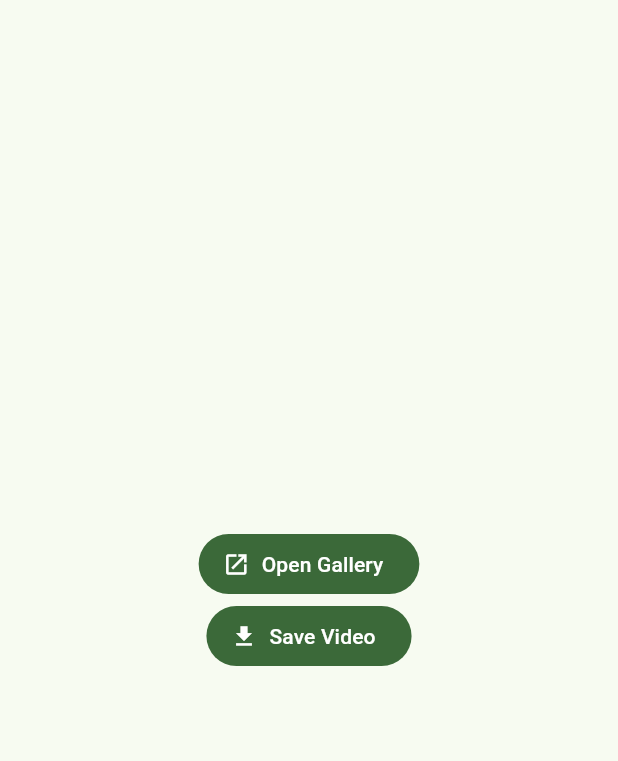
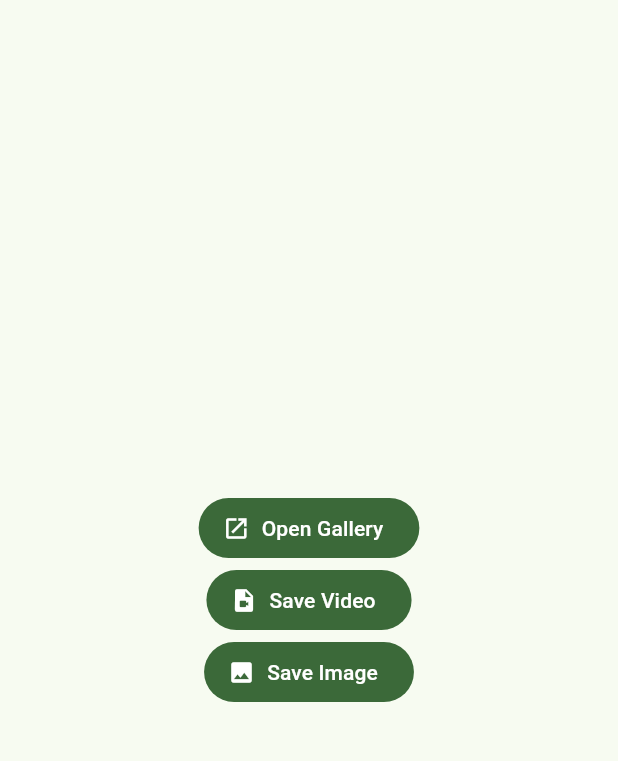
Before and after one commit to natsuk4ze/gal, a Flutter app: the screen it shows after launch, after a tap on "Save Video", on a phone screen of 412 x 824 dp, the part 60-821 px from its top. Run offline on Flutter 3.47's test engine with Material 2 defaults, Android fonts, the phone set to English and light mode, and no system bars; our stand-ins replace plugin_platform_interface; missing offline and left inert: android_intent_plus.

Commit message:
Add iOS putImage()

```diff
--- a/example/lib/main.dart
+++ b/example/lib/main.dart
@@ -37,18 +37,16 @@ class App extends StatelessWidget {
                 icon: const Icon(Icons.open_in_new),
               ),
               FilledButton.icon(
-                onPressed: () async {
-                  final byteData = await rootBundle.load('assets/done.mp4');
-                  final file =
-                      await File('${Directory.systemTemp.path}/done.mp4')
-                          .create();
-                  await file.writeAsBytes(byteData.buffer.asUint8List(
-                      byteData.offsetInBytes, byteData.lengthInBytes));
-
-                  await Gal.putVideo(file.path);
-                },
+                onPressed: () async =>
+                    Gal.putVideo(await getFilePath('assets/done.mp4')),
                 label: const Text('Save Video'),
-                icon: const Icon(Icons.download),
+                icon: const Icon(Icons.video_file),
+              ),
+              FilledButton.icon(
+                onPressed: () async =>
+                    Gal.putImage(await getFilePath('assets/done.jpg')),
+                label: const Text('Save Image'),
+                icon: const Icon(Icons.image),
               ),
             ],
           ),
@@ -56,4 +54,14 @@ class App extends StatelessWidget {
       ),
     );
   }
+
+  Future<String> getFilePath(String path) async {
+    final byteData = await rootBundle.load(path);
+    final file = await File(
+            '${Directory.systemTemp.path}${path.replaceAll('assets', '')}')
+        .create();
+    await file.writeAsBytes(byteData.buffer
+        .asUint8List(byteData.offsetInBytes, byteData.lengthInBytes));
+    return file.path;
+  }
 }
--- a/lib/gal.dart
+++ b/lib/gal.dart
@@ -14,6 +14,12 @@ class Gal {
   /// not supported [Uri] or something.
   static Future<void> putVideo(String path) async => GalPlatform.instance.putVideo(path);
 
+
+  /// Save image to native gallery app
+  /// [path] is local path.
+  /// not supported [Uri] or something.
+  static Future<void> putImage(String path) async => GalPlatform.instance.putImage(path);
+
   /// Open "iOS Photos" when iOS, "Google Photos" when Android.
   /// iOS is depends on [url_launcher], Android depends on [android_intent_plus].
   static Future<void> open() async => Platform.isIOS
--- a/lib/gal_method_channel.dart
+++ b/lib/gal_method_channel.dart
@@ -12,4 +12,9 @@ class MethodChannelGal extends GalPlatform {
   @override
   Future<void> putVideo(String path) async =>
       methodChannel.invokeMethod<void>('putVideo', {'path': path});
+
+  /// argument is Map now.
+  @override
+  Future<void> putImage(String path) async =>
+      methodChannel.invokeMethod<void>('putImage', {'path': path});
 }
--- a/lib/gal_platform_interface.dart
+++ b/lib/gal_platform_interface.dart
@@ -18,4 +18,9 @@ abstract class GalPlatform extends PlatformInterface {
   /// define [putVideo].
   Future<void> putVideo(String path) =>
       throw UnimplementedError('putVideo() has not been implemented.');
+
+  /// throw [UnimplementedError] when Plugin Communication did not
+  /// define [putImage].
+  Future<void> putImage(String path) =>
+      throw UnimplementedError('putImage() has not been implemented.');
 }
```
Also changed, not shown: example/assets/done.jpg (added), 2 other files.
